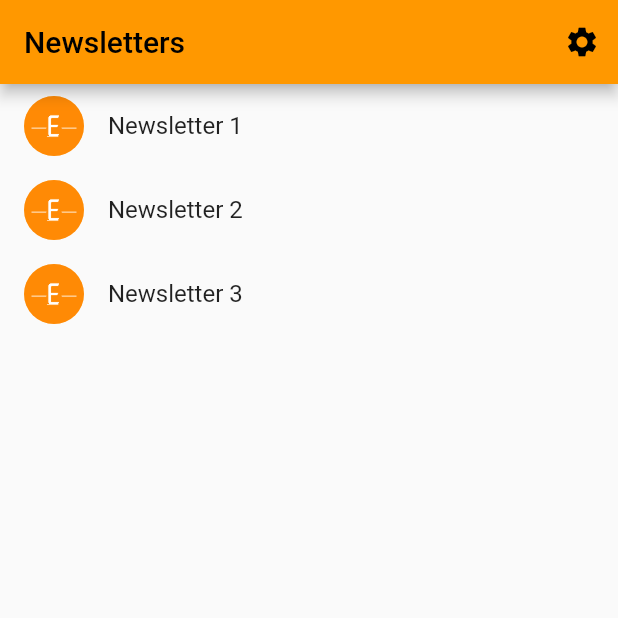
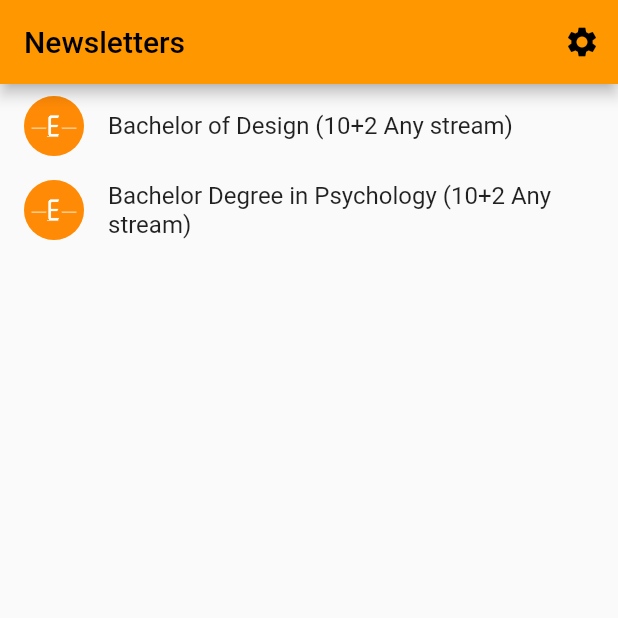
Before and after one commit to enkindlecc/enkindle-careers-mobile, a Flutter app: the screen it shows after launch, on a phone screen of 412 x 824 dp, the top half of it. Run offline on Flutter 3.47's test engine with Material 2 defaults, Android fonts, the phone set to English and light mode, and no system bars.

Commit message:
static data moved to separate folder & code refactored accordingly

```diff
--- /dev/null
+++ b/assets/newsletters/bech_design.json
@@ -0,0 +1,14 @@
+{ "newsletterContents" : [
+  {
+    "header": "What is B.Des all about ?",
+    "body": "• It is 4 years undergraduate designing degree. \n• In this course students will be introduced to all important  aspects of designing field. \n• Students can do specialization like product designing, industrial designing, Jewelry designing , Product designing"
+  },
+  {
+    "header": "What does Designers do?",
+    "body": "• Designers plan the structure of something before it is actually made. /n• They help organizations to design their messages in a way so that are memorable and effective. /n• They  give actual pictures to the imaginations of the people."
+  },
+  {
+    "header": "B.Des course Admission Process:",
+    "body": "• Eligibility Criteria: 10+2 with minimum 50% marks ,any stream. /n• Admission in College: Some institutes give admission based on 12th marks and some give based on  Entrance exam. /n"
+  }
+]}
--- a/lib/src/app.dart
+++ b/lib/src/app.dart
@@ -78,10 +78,10 @@ class MyApp extends StatelessWidget {
                   case SettingsView.routeName:
                     return SettingsView(controller: settingsController);
                   case SampleItemDetailsView.routeName:
-                    return SampleItemDetailsView();
+                    return const SampleItemDetailsView();
                   case SampleItemListView.routeName:
                   default:
-                    return const SampleItemListView();
+                    return SampleItemListView();
                 }
               },
             );
--- /dev/null
+++ b/lib/src/data/bech_design.dart
@@ -0,0 +1,32 @@
+class BechDesignContents {
+  BechDesignContents();
+
+  final newsletterContents = {
+    'nlTopic': 'Bachelor of Design (10+2 Any stream)',
+    'contents': [
+      {
+        'header': 'What is B.Des all about ?',
+        'body': """
+      • It is 4 years undergraduate designing degree.
+      • In this course students will be introduced to all important  aspects of designing field.
+      • Students can do specialization like product designing, industrial designing, Jewelry designing , Product designing
+      """,
+      },
+      {
+        'header': 'What does Designers do?',
+        'body': """
+      • Designers plan the structure of something before it is actually made.
+      • They help organizations to design their messages in a way so that are memorable and effective.
+      • They  give actual pictures to the imaginations of the people.
+      """,
+      },
+      {
+        'header': 'B.Des course Admission Process:',
+        'body': """
+      • Eligibility Criteria: 10+2 with minimum 50% marks ,any stream
+      • Admission in College: Some institutes give admission based on 12th marks and some give based on  Entrance exam
+      """,
+      },
+    ]
+  };
+}
--- /dev/null
+++ b/lib/src/data/bech_psychology.dart
@@ -0,0 +1,33 @@
+class PsychologyContents {
+  PsychologyContents();
+
+  final newsletterContents = {
+    'nlTopic': 'Bachelor Degree in Psychology (10+2 Any stream)',
+    'contents': [
+      {
+        'header': 'What is it all about ?',
+        'body': """
+      • 3 year graduation degree followed by post graduation or specialization courses
+      • For students with interests in Human brain, human psychology, helping others
+      • A minimum degree is needed to start career in this profession
+      • Jobs growth: jobs are expected to grow at 14% year on year
+      """,
+      },
+      {
+        'header': 'What does Designers do?',
+        'body': """
+      • Designers plan the structure of something before it is actually made.
+      • They help organizations to design their messages in a way so that are memorable and effective.
+      • They  give actual pictures to the imaginations of the people.
+      """,
+      },
+      {
+        'header': 'B.Des course Admission Process:',
+        'body': """
+      • Eligibility Criteria: 10+2 with minimum 50% marks ,any stream
+      • Admission in College: Some institutes give admission based on 12th marks and some give based on  Entrance exam
+      """,
+      },
+    ]
+  };
+}
--- /dev/null
+++ b/lib/src/data/data.dart
@@ -0,0 +1,11 @@
+import 'bech_design.dart';
+import 'bech_psychology.dart';
+
+class Data {
+  Data();
+
+  final List newsletters = [
+    BechDesignContents().newsletterContents,
+    PsychologyContents().newsletterContents,
+  ];
+}
--- a/lib/src/feature/item_list_view.dart
+++ b/lib/src/feature/item_list_view.dart
@@ -3,10 +3,11 @@ import 'package:flutter/material.dart';
 import '../settings/settings_view.dart';
 import 'item.dart';
 import 'item_details_view.dart';
+import '../data/data.dart';
 
 /// Displays a list of SampleItems.
 class SampleItemListView extends StatelessWidget {
-  const SampleItemListView({
+  SampleItemListView({
     Key? key,
     this.items = const [SampleItem(1), SampleItem(2), SampleItem(3)],
   }) : super(key: key);
@@ -14,6 +15,7 @@ class SampleItemListView extends StatelessWidget {
   static const routeName = '/';
 
   final List<SampleItem> items;
+  final newsletters = Data().newsletters;
 
   @override
   Widget build(BuildContext context) {
@@ -44,12 +46,13 @@ class SampleItemListView extends StatelessWidget {
         // scroll position when a user leaves and returns to the app after it
         // has been killed while running in the background.
         restorationId: 'sampleItemListView',
-        itemCount: items.length,
+        itemCount: newsletters.length,
         itemBuilder: (BuildContext context, int index) {
-          final item = items[index];
+          final newsletter = newsletters[index];
+          final title = newsletter['nlTopic'].toString();
 
           return ListTile(
-              title: Text('Newsletter ${item.id}'),
+              title: Text(title),
               leading: const CircleAvatar(
                 // Display the Flutter Logo image asset.
                 foregroundImage: AssetImage('assets/images/enkindle_logo.png'),
@@ -61,6 +64,7 @@ class SampleItemListView extends StatelessWidget {
                 Navigator.restorablePushNamed(
                   context,
                   SampleItemDetailsView.routeName,
+                  arguments: newsletter,
                 );
               });
         },
--- a/pubspec.yaml
+++ b/pubspec.yaml
@@ -31,6 +31,7 @@ flutter:
   assets:
     # Add assets from the images directory to the application.
     - assets/images/
+    - assets/newsletters/
 
 # added by kapil for icon
 flutter_icons:
```
Also changed, not shown: lib/src/feature/item_details_view.dart (+9 -33 lines).
